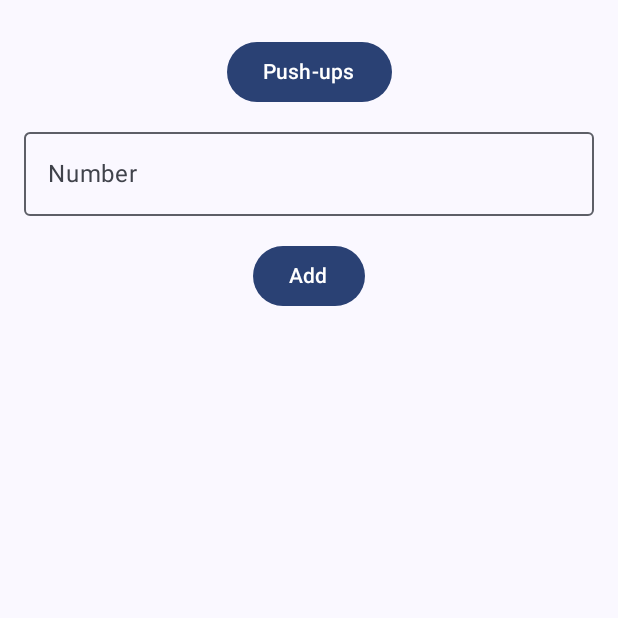
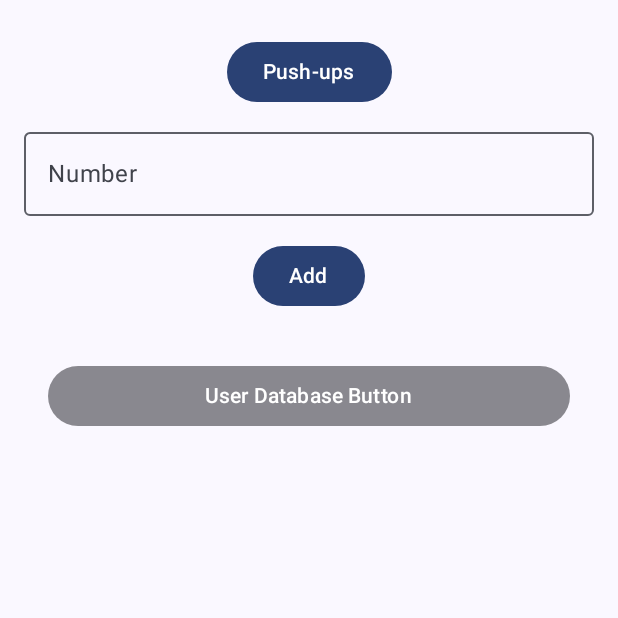
Before and after one commit to WeissShaharIL/exercise-app, an Android app built with Jetpack Compose: the screen it shows after launch (MainActivity), on a phone screen of 412 x 824 dp, the top half of it. Run offline under Robolectric (Android 15) with nearby library versions, the light colour scheme and no system bars; our stand-ins replace Room's generated code, livedata-compose; libraries missing offline, so code that uses them is left out: com.bumptech.glide; 1 statement that could not run was skipped.

Commit message:
Feature/user data (#2)
* fixed

* working

* added KNOWN_ISSUES.md

```diff
--- a/app/src/main/java/com/example/exerciseapp/MainActivity.kt
+++ b/app/src/main/java/com/example/exerciseapp/MainActivity.kt
@@ -30,9 +30,11 @@ import android.view.WindowInsets
 import android.view.WindowInsetsController
 
 import android.view.WindowManager
+import com.example.exerciseapp.data.ExerciseLogDatabase
+import com.example.exerciseapp.data.UserRepository
 import com.example.exerciseapp.viewmodel.AppStateViewModel
-
-
+import com.example.exerciseapp.viewmodel.UserViewModel
+import com.example.exerciseapp.viewmodel.UserViewModelFactory
 
 
 class MainActivity : ComponentActivity() {
@@ -71,17 +73,6 @@ class MainActivity : ComponentActivity() {
         }
     }
 }
-//
-//@Composable
-//fun AppContent(application: Application) {
-//    var showSplash by remember { mutableStateOf(true) }
-//
-//    if (showSplash) {
-//        SplashScreen(onTimeout = { showSplash = false })
-//    } else {
-//        MainScreen(application = application)
-//    }
-//}
 
 @Composable
 fun AppContent(appStateViewModel: AppStateViewModel, application: Application) {
@@ -108,9 +99,15 @@ fun MainScreen(application: Application) {
             "ExerciseViewModel",
             ExerciseViewModelFactory(application = application)
         )
+        val userViewModel: UserViewModel = viewModel(
+            it,
+            "UserViewModel",
+            UserViewModelFactory(UserRepository(ExerciseLogDatabase.getInstance(application).userDao()))
+        )
         ExerciseLogScreen(
             exerciseLogViewModel = exerciseLogViewModel,
-            exerciseViewModel = exerciseViewModel
+            exerciseViewModel = exerciseViewModel,
+            userViewModel = userViewModel
         )
     }
 }
--- a/app/src/main/java/com/example/exerciseapp/data/ExerciseLogDatabase.kt
+++ b/app/src/main/java/com/example/exerciseapp/data/ExerciseLogDatabase.kt
@@ -10,10 +10,11 @@ import kotlinx.coroutines.CoroutineScope
 import kotlinx.coroutines.Dispatchers
 import kotlinx.coroutines.launch
 
-@Database(entities = [ExerciseLog::class, Exercise::class], version = 1, exportSchema = false)
+@Database(entities = [ExerciseLog::class, Exercise::class, User::class], version = 1, exportSchema = false)
 abstract class ExerciseLogDatabase : RoomDatabase() {
     abstract fun exerciseLogDao(): ExerciseLogDao
     abstract fun exerciseDao(): ExerciseDao
+    abstract fun userDao(): UserDao
 
     companion object {
         @Volatile
@@ -29,15 +30,23 @@ abstract class ExerciseLogDatabase : RoomDatabase() {
                     override fun onCreate(db: SupportSQLiteDatabase) {
                         super.onCreate(db)
 
-
+                        // Use INSTANCE directly to avoid recursive calls
+                        INSTANCE?.let { database ->
                             val defaultExercises = listOf(
                                 Exercise(name = "Push-ups"),
                                 Exercise(name = "Squats"),
                                 Exercise(name = "Sit-ups")
                             )
+
                             CoroutineScope(Dispatchers.IO).launch {
-                            getInstance(context).exerciseDao().apply {
+                                try {
+                                    database.exerciseDao().apply {
                                         defaultExercises.forEach { insertExercise(it) }
+                                    }
+                                    Log.d("ExerciseLogDatabase", "Default exercises inserted successfully.")
+                                } catch (e: Exception) {
+                                    Log.e("ExerciseLogDatabase", "Error inserting default exercises: ${e.message}")
+                                }
                             }
                         }
                     }
--- /dev/null
+++ b/app/src/main/java/com/example/exerciseapp/data/UserDao.kt
@@ -0,0 +1,19 @@
+package com.example.exerciseapp.data
+
+import androidx.room.Dao
+import androidx.room.Insert
+import androidx.room.Query
+
+
+@Dao
+interface UserDao {
+    @Insert
+    suspend fun insertUser(user: User)
+
+    @Query("SELECT * FROM user LIMIT 1")
+    suspend fun getUser(): User?
+
+    @Query("SELECT * FROM user ORDER BY id DESC LIMIT 1") // Fetch the last row
+    suspend fun getLastUser(): User?
+
+}
--- /dev/null
+++ b/app/src/main/java/com/example/exerciseapp/data/UserRepository.kt
@@ -0,0 +1,7 @@
+package com.example.exerciseapp.data
+
+class UserRepository(private val userDao: UserDao) {
+    suspend fun insertUser(user: User) = userDao.insertUser(user)
+    suspend fun getUser() = userDao.getUser()
+    suspend fun getLastUser() = userDao.getLastUser()
+}
--- a/app/src/main/java/com/example/exerciseapp/view/ExerciseLogScreen.kt
+++ b/app/src/main/java/com/example/exerciseapp/view/ExerciseLogScreen.kt
@@ -23,6 +23,7 @@ import androidx.compose.material3.Icon
 import androidx.compose.material3.IconButton
 import androidx.compose.material3.MaterialTheme
 import androidx.compose.material3.OutlinedTextField
+import androidx.compose.material3.Slider
 import androidx.compose.material3.Text
 import androidx.compose.runtime.Composable
 import androidx.compose.runtime.LaunchedEffect
@@ -38,16 +39,32 @@ import androidx.compose.ui.unit.dp
 import com.example.exerciseapp.data.ExerciseLog
 import com.example.exerciseapp.viewmodel.ExerciseLogViewModel
 import com.example.exerciseapp.viewmodel.ExerciseViewModel
+import com.example.exerciseapp.viewmodel.UserViewModel
 
 @Composable
 fun ExerciseLogScreen(
     exerciseLogViewModel: ExerciseLogViewModel,
-    exerciseViewModel: ExerciseViewModel
+    exerciseViewModel: ExerciseViewModel,
+    userViewModel: UserViewModel
 ) {
     val allLogs by exerciseLogViewModel.allLogs.observeAsState(listOf())
     val allExercises by exerciseViewModel.allExercises.observeAsState(listOf())
     val context = LocalContext.current
+    val user by userViewModel.user.observeAsState(null)
     var selectedActivity by remember { mutableStateOf("") }
+    var showDialog by remember { mutableStateOf(false) }
+
+    var height by remember { mutableStateOf("1.50") } // Default height as a string
+    var weight by remember { mutableStateOf("") }
+
+// Pre-fill height and weight when the dialog is opened
+    LaunchedEffect(showDialog) {
+        if (showDialog) {
+            height = user?.height?.toString() ?: ""
+            weight = user?.weight?.toString() ?: ""
+        }
+    }
+
 
     // Update the selected activity dynamically when allExercises changes
     LaunchedEffect(allExercises) {
@@ -94,7 +111,6 @@ fun ExerciseLogScreen(
 
         Spacer(modifier = Modifier.height(8.dp))
 
-        // Input for Number
         OutlinedTextField(
             value = number,
             onValueChange = { number = it },
@@ -122,8 +138,6 @@ fun ExerciseLogScreen(
                 }
             },
             modifier = Modifier.padding(horizontal = 8.dp),
-
-
             ) {
             Text("Add")
         }
@@ -136,7 +150,72 @@ fun ExerciseLogScreen(
                 ExerciseLogRow(log = log, onDelete = { exerciseLogViewModel.deleteLogById(log.id) })
             }
         }
+        // Button at the Bottom
+        val buttonColor = if (user == null) MaterialTheme.colorScheme.onSurface.copy(alpha = 0.5f) else MaterialTheme.colorScheme.primary
+        Button(
+            onClick = { showDialog = true },
+            modifier = Modifier
+                .fillMaxWidth()
+                .padding(16.dp),
+            enabled = true,
+            colors = androidx.compose.material3.ButtonDefaults.buttonColors(containerColor = buttonColor)
+        ) {
+            Text("User Database Button")
+        }
     }
+    if (showDialog) {
+        androidx.compose.material3.AlertDialog(
+            onDismissRequest = { showDialog = false },
+            confirmButton = {
+                Button(
+                    onClick = {
+                        val heightValue = height.toFloatOrNull()
+                        val weightValue = weight.toFloatOrNull()
+                        if (heightValue != null && heightValue > 0 && weightValue != null && weightValue > 0) {
+                            userViewModel.saveUser(height = heightValue, weight = weightValue)
+                            Toast.makeText(context, "User details saved successfully!", Toast.LENGTH_SHORT).show()
+                            showDialog = false // Close the dialog
+                        } else {
+                            Toast.makeText(context, "Please enter a valid height and weight!", Toast.LENGTH_SHORT).show()
+                        }
+                    }
+                ) {
+                    Text("Save")
+                }
+            },
+            dismissButton = {
+                Button(onClick = { showDialog = false }) {
+                    Text("Cancel")
+                }
+            },
+            title = { Text("Enter User Details") },
+            text = {
+                Column(horizontalAlignment = Alignment.CenterHorizontally) {
+                    Text(
+                        text = "Height: ${String.format("%.2f", height.toFloatOrNull() ?: 1.5f)} m",
+                        style = MaterialTheme.typography.bodyLarge
+                    )
+                    Slider(
+                        value = height.toFloatOrNull() ?: 1.5f, // Safe conversion with default
+                        onValueChange = { newHeight -> height = String.format("%.2f", newHeight) }, // Format to 2 decimals
+                        valueRange = 0.5f..2.5f,
+                        modifier = Modifier
+                            .fillMaxWidth()
+                            .padding(vertical = 16.dp)
+                    )
+                    Spacer(modifier = Modifier.height(8.dp))
+                    OutlinedTextField(
+                        value = weight,
+                        onValueChange = { weight = it },
+                        label = { Text("Weight (e.g., 70 kg)") },
+                        keyboardOptions = KeyboardOptions(keyboardType = KeyboardType.Number),
+                        modifier = Modifier.fillMaxWidth()
+                    )
+                }
+            }
+        )
+    }
+
 }
 
 @Composable
@@ -148,7 +227,8 @@ fun ExerciseLogRow(log: ExerciseLog, onDelete: () -> Unit) {
         horizontalArrangement = Arrangement.SpaceBetween,
         verticalAlignment = Alignment.CenterVertically
     ) {
-        Text(text = "${log.activity}: ${log.number}", style = MaterialTheme.typography.bodyLarge)
+        Text(text = "${log.activity}: ${log.number}",
+            style = MaterialTheme.typography.bodyLarge)
         IconButton(onClick = { onDelete() }) {
             Icon(imageVector = Icons.Default.Delete, contentDescription = "Delete Log")
         }
--- a/app/src/main/java/com/example/exerciseapp/viewmodel/AppStateViewModel.kt
+++ b/app/src/main/java/com/example/exerciseapp/viewmodel/AppStateViewModel.kt
@@ -1,7 +1,5 @@
 package com.example.exerciseapp.viewmodel
 
-
-import android.util.Log
 import androidx.compose.runtime.getValue
 import androidx.compose.runtime.mutableStateOf
 import androidx.compose.runtime.setValue
--- /dev/null
+++ b/app/src/main/java/com/example/exerciseapp/viewmodel/UserViewModel.kt
@@ -0,0 +1,32 @@
+package com.example.exerciseapp.viewmodel
+
+import androidx.lifecycle.LiveData
+import androidx.lifecycle.MutableLiveData
+import androidx.lifecycle.ViewModel
+import androidx.lifecycle.viewModelScope
+import com.example.exerciseapp.data.User
+import com.example.exerciseapp.data.UserRepository
+import kotlinx.coroutines.launch
+
+class UserViewModel(private val repository: UserRepository) : ViewModel() {
+
+    private val _user = MutableLiveData<User?>()
+    val user: LiveData<User?> = _user
+
+    init {
+        fetchLastUser() // Fetch data when ViewModel is created
+    }
+
+    private fun fetchLastUser() {
+        viewModelScope.launch {
+            _user.value = repository.getLastUser()
+        }
+    }
+
+    fun saveUser(height: Float, weight: Float) {
+        viewModelScope.launch {
+            repository.insertUser(User(weight = weight, height = height))
+            fetchLastUser() // Refresh data after saving
+        }
+    }
+}
--- /dev/null
+++ b/app/src/main/java/com/example/exerciseapp/viewmodel/UserViewModelFactory.kt
@@ -0,0 +1,14 @@
+package com.example.exerciseapp.viewmodel
+
+import androidx.lifecycle.ViewModel
+import androidx.lifecycle.ViewModelProvider
+import com.example.exerciseapp.data.UserRepository
+
+class UserViewModelFactory(private val userRepository: UserRepository) : ViewModelProvider.Factory {
+    override fun <T : ViewModel> create(modelClass: Class<T>): T {
+        if (modelClass.isAssignableFrom(UserViewModel::class.java)) {
+            return UserViewModel(userRepository) as T
+        }
+        throw IllegalArgumentException("Unknown ViewModel class")
+    }
+}
```
Also changed, not shown: app/src/main/java/com/example/exerciseapp/data/User.kt (added, +13 -0 lines), 1 other file. Lines whose indentation alone changed are shown as unchanged.
